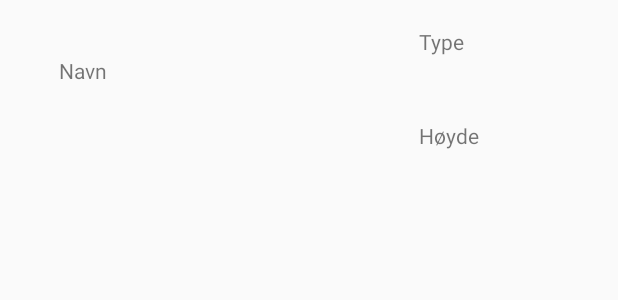
After one commit to Morteen/AppUtviklingEksamen, an Android app: the layout turmaal_liste.xml on its own in the app's theme, with its tools: preview values and no code run, on a phone screen of 412 x 824 dp. The commit adds this screen. Shown: the top 300 px of the screen. Run offline under Robolectric (Android 15) with nearby library versions, the phone set to English and light mode, and no system bars.

Commit message:
Laget et turmaal adapter  + et forslag til listveiw layout

```diff
--- /dev/null
+++ b/Turmaal/app/src/main/res/layout/turmaal_liste.xml
@@ -0,0 +1,35 @@
+<?xml version="1.0" encoding="utf-8"?>
+<RelativeLayout xmlns:android="http://schemas.android.com/apk/res/android"
+    android:orientation="vertical"
+    android:layout_width="match_parent"
+    android:layout_height="match_parent">
+
+
+    <TextView
+        android:id="@+id/tvStartNavn"
+        android:layout_width="wrap_content"
+        android:layout_height="wrap_content"
+        android:layout_marginStart="39dp"
+        android:text="Navn"
+        android:layout_below="@+id/tvStartType"
+        android:layout_alignParentStart="true" />
+
+    <TextView
+        android:id="@+id/tvStartType"
+        android:layout_width="wrap_content"
+        android:layout_height="wrap_content"
+        android:layout_marginTop="18dp"
+        android:text="Type"
+        android:layout_alignParentTop="true"
+        android:layout_alignParentEnd="true"
+        android:layout_marginEnd="102dp" />
+
+    <TextView
+        android:id="@+id/tvStartHoyde"
+        android:layout_width="wrap_content"
+        android:layout_height="wrap_content"
+        android:text="Høyde"
+        android:layout_below="@+id/tvStartNavn"
+        android:layout_marginTop="24dp"
+        android:layout_alignStart="@+id/tvStartType" />
+</RelativeLayout>
```
Also changed, not shown: Turmaal/app/src/main/java/com/example/morten/turmaal/TurAdapter.java (added, +93 -0 lines), Turmaal/app/src/main/res/layout/content_main.xml (+9 -10 lines), Turmaal/app/src/main/java/com/example/morten/turmaal/Turmaal.java (line endings or trailing spaces).
